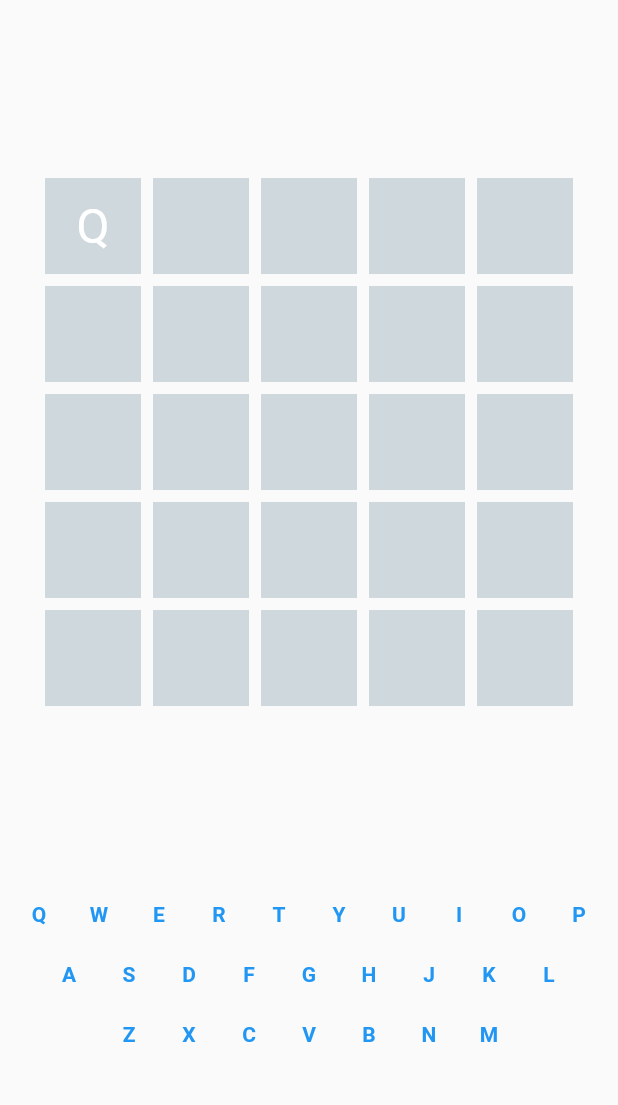
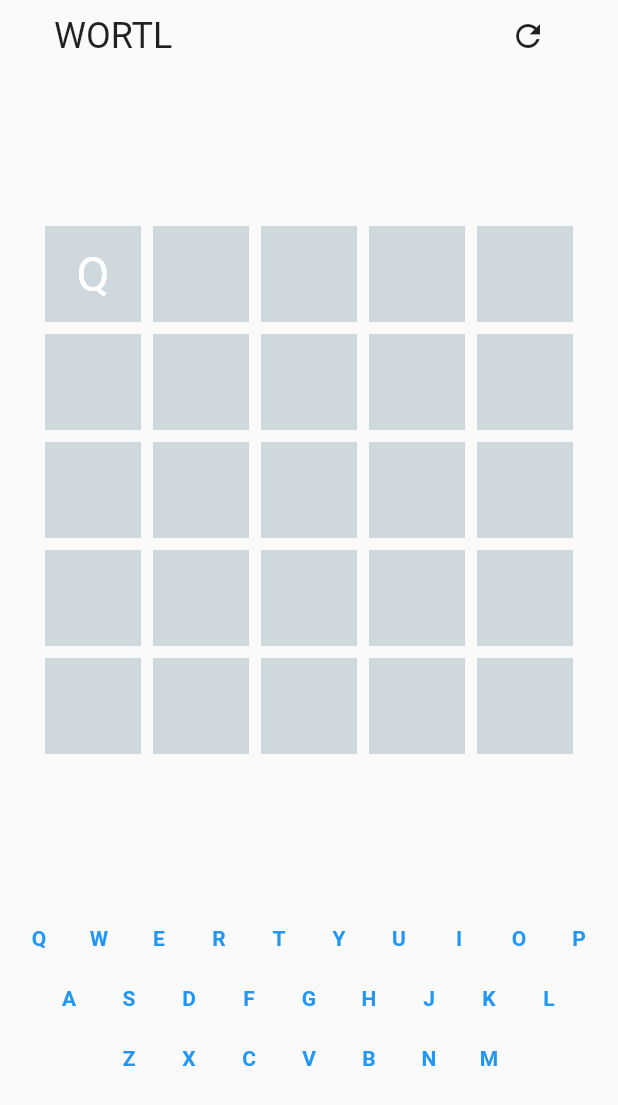
Before and after one commit to qrhfz/wortel, a Flutter app: the screen it shows after launch, after a tap on an icon or button, on a phone screen of 412 x 824 dp. Shown: the top 1105 px of the screen. Run offline on Flutter 3.47's test engine with Material 2 defaults, Android fonts, the light colour scheme and no system bars; our stand-ins replace bloc, flutter_bloc, freezed_annotation, kt_dart.

Commit message:
finish state

```diff
--- a/lib/cubit/word_cubit.dart
+++ b/lib/cubit/word_cubit.dart
@@ -13,8 +13,8 @@ part 'word_cubit.freezed.dart';
 class WordCubit extends Cubit<WordState> {
   WordCubit({
     required this.size,
-  }) : super(WordState(_makeTable(size), const KtList.empty())) {
-    getRandomWord();
+  }) : super(WordState.game(_makeTable(size), const KtList.empty())) {
+    _getRandomWord();
   }
   final int size;
   int get lastIndex => size - 1;
@@ -23,8 +23,9 @@ class WordCubit extends Cubit<WordState> {
 
   late String answer;
 
-  void getRandomWord() {
+  void _getRandomWord() {
     answer = wordList[Random().nextInt(wordList.length)];
+    dev.log(answer);
   }
 
   void submitLetter(String letter) {
@@ -32,11 +33,20 @@ class WordCubit extends Cubit<WordState> {
 
     final newTable = _makeNewTable(letter);
 
-    final disabledLetters = x == lastIndex
-        ? _updateDisabledLetter(letter, newTable[y])
-        : state.triedLetters;
-
-    emit(WordState(newTable, disabledLetters));
+    var disabledLetters = state.maybeWhen(
+      game: (words, disabledLetters) {
+        if (x == lastIndex) {
+          return disabledLetters.toMutableList()
+            ..addAll(_updateDisabledLetter(letter, newTable[y]));
+        }
+        return disabledLetters;
+      },
+      orElse: () => const KtList<String>.empty(),
+    );
+    if (y == lastIndex && x == lastIndex) {
+      return emit(WordState.finish(answer));
+    }
+    emit(WordState.game(newTable, disabledLetters));
     _moveCoor();
   }
 
@@ -45,7 +55,7 @@ class WordCubit extends Cubit<WordState> {
     KtList<LetterState> word,
   ) {
     KtMutableList<String> letters = KtMutableList.empty();
-
+    dev.log(word.toString());
     word.forEach(
       (letterState) => letterState.maybeWhen(
         wrongTotally: (letter) => letters.add(letter),
@@ -57,32 +67,37 @@ class WordCubit extends Cubit<WordState> {
   }
 
   KtList<KtList<LetterState>> _makeNewTable(String letter) {
-    final words = state.words.toMutableList();
-    final word = words[y].toMutableList();
+    final table = state.maybeWhen<KtMutableList<KtList<LetterState>>>(
+      game: (words, disabledLetters) => words.toMutableList(),
+      orElse: () => KtMutableList.empty(),
+    );
+    final word = table[y].toMutableList();
 
     word[x] = LetterState.loaded(letter);
+    dev.log(word.toString());
     late KtList<LetterState> newWord;
     if (x == lastIndex) {
-      newWord = word.map(
-        (a) => _evaluateLetter(
+      newWord = word.mapIndexed(
+        (index, a) => _evaluateLetter(
           a.maybeWhen(
             loaded: (letter) => letter,
             orElse: () => "",
           ),
+          index,
         ),
       );
     } else {
       newWord = word.toList();
     }
 
-    words[y] = newWord;
+    table[y] = newWord;
 
-    final newWords = words.toList();
+    final newWords = table.toList();
     return newWords;
   }
 
-  LetterState _evaluateLetter(String letter) {
-    if (letter == answer[x]) {
+  LetterState _evaluateLetter(String letter, int index) {
+    if (letter == answer[index]) {
       return LetterState.correct(letter);
     } else if (answer.contains(letter)) {
       return LetterState.wrongPlace(letter);
@@ -113,4 +128,11 @@ class WordCubit extends Cubit<WordState> {
       ),
     );
   }
+
+  void reset() {
+    _getRandomWord();
+    x = 0;
+    y = 0;
+    emit(WordState.game(_makeTable(5), const KtList.empty()));
+  }
 }
--- a/lib/cubit/word_state.dart
+++ b/lib/cubit/word_state.dart
@@ -2,8 +2,12 @@ part of 'word_cubit.dart';
 
 @freezed
 class WordState with _$WordState {
-  const factory WordState(
+  const factory WordState.game(
     KtList<KtList<LetterState>> words,
-    KtList<String> triedLetters,
-  ) = _State;
+    KtList<String> disabledLetters,
+  ) = _Game;
+
+  const factory WordState.finish(
+    String answer,
+  ) = _Finish;
 }
--- a/lib/keyboard.dart
+++ b/lib/keyboard.dart
@@ -21,8 +21,9 @@ class KeyboardRow extends StatelessWidget {
           height: 40,
           child: BlocBuilder<WordCubit, WordState>(
             builder: (context, state) {
-              return TextButton(
-                onPressed: !state.triedLetters.contains(letters[index])
+              return state.maybeWhen(
+                game: (words, disabledLetters) => TextButton(
+                  onPressed: !disabledLetters.contains(letters[index])
                       ? () => BlocProvider.of<WordCubit>(context)
                           .submitLetter(letters[index])
                       : null,
@@ -34,6 +35,8 @@ class KeyboardRow extends StatelessWidget {
                       ),
                     ),
                   ),
+                ),
+                orElse: () => Container(),
               );
             },
           ),
--- a/lib/main.dart
+++ b/lib/main.dart
@@ -37,24 +37,81 @@ class HomePage extends StatelessWidget {
   Widget build(BuildContext context) {
     return Scaffold(
       body: SafeArea(
-        child: Column(
-          children: const [
-            Spacer(),
-            Center(
+        child: BlocBuilder<WordCubit, WordState>(
+          builder: (context, state) {
+            return state.when(
+              game: (words, disabledLetters) {
+                return Column(
+                  children: [
+                    Padding(
+                      padding: const EdgeInsets.symmetric(horizontal: 36),
+                      child: Row(
+                        mainAxisAlignment: MainAxisAlignment.spaceBetween,
+                        children: [
+                          Text(
+                            'WORTL',
+                            style: Theme.of(context).textTheme.headlineSmall,
+                          ),
+                          IconButton(
+                            onPressed: () {
+                              BlocProvider.of<WordCubit>(context).reset();
+                            },
+                            icon: const Icon(Icons.refresh),
+                          )
+                        ],
+                      ),
+                    ),
+                    const Spacer(),
+                    const Center(
                       child: WordTiles(size: 5),
                     ),
-            Spacer(),
-            KeyboardRow(
-              letters: ["Q", "W", "E", "R", "T", "Y", "U", "I", "O", "P"],
+                    const Spacer(),
+                    const KeyboardRow(
+                      letters: [
+                        "Q",
+                        "W",
+                        "E",
+                        "R",
+                        "T",
+                        "Y",
+                        "U",
+                        "I",
+                        "O",
+                        "P"
+                      ],
                     ),
-            KeyboardRow(
+                    const KeyboardRow(
                       letters: ["A", "S", "D", "F", "G", "H", "J", "K", "L"],
                     ),
-            KeyboardRow(
+                    const KeyboardRow(
                       letters: ["Z", "X", "C", "V", "B", "N", "M"],
                     ),
-            Spacer(),
+                    const Spacer(),
                   ],
+                );
+              },
+              finish: (answer) => Center(
+                child: Column(
+                  mainAxisAlignment: MainAxisAlignment.center,
+                  children: [
+                    Text(
+                      answer,
+                      style: const TextStyle(
+                        fontSize: 64,
+                        fontWeight: FontWeight.bold,
+                      ),
+                    ),
+                    IconButton(
+                      onPressed: () {
+                        BlocProvider.of<WordCubit>(context).reset();
+                      },
+                      icon: const Icon(Icons.refresh, size: 32),
+                    )
+                  ],
+                ),
+              ),
+            );
+          },
         ),
       ),
     );
@@ -78,12 +135,21 @@ class WordTiles extends StatelessWidget {
         (x) => Row(
           mainAxisSize: MainAxisSize.min,
           children: List.generate(size, (y) {
+            // return Container();
             return BlocBuilder<WordCubit, WordState>(
               buildWhen: (previous, current) {
-                return previous.words[x][y] != current.words[x][y];
+                return previous.whenOrNull(
+                      game: (words, disabledLetters) => words[x][y],
+                    ) !=
+                    current.whenOrNull(
+                      game: (words, disabledLetters) => words[x][y],
+                    );
               },
               builder: (context, state) {
-                return LetterTile(state.words[x][y]);
+                return state.maybeWhen(
+                  game: (words, disabledLetters) => LetterTile(words[x][y]),
+                  orElse: () => Container(),
+                );
               },
             );
           }),
```
Also changed, not shown: lib/cubit/word_cubit.freezed.dart. Lines whose indentation alone changed are shown as unchanged.
